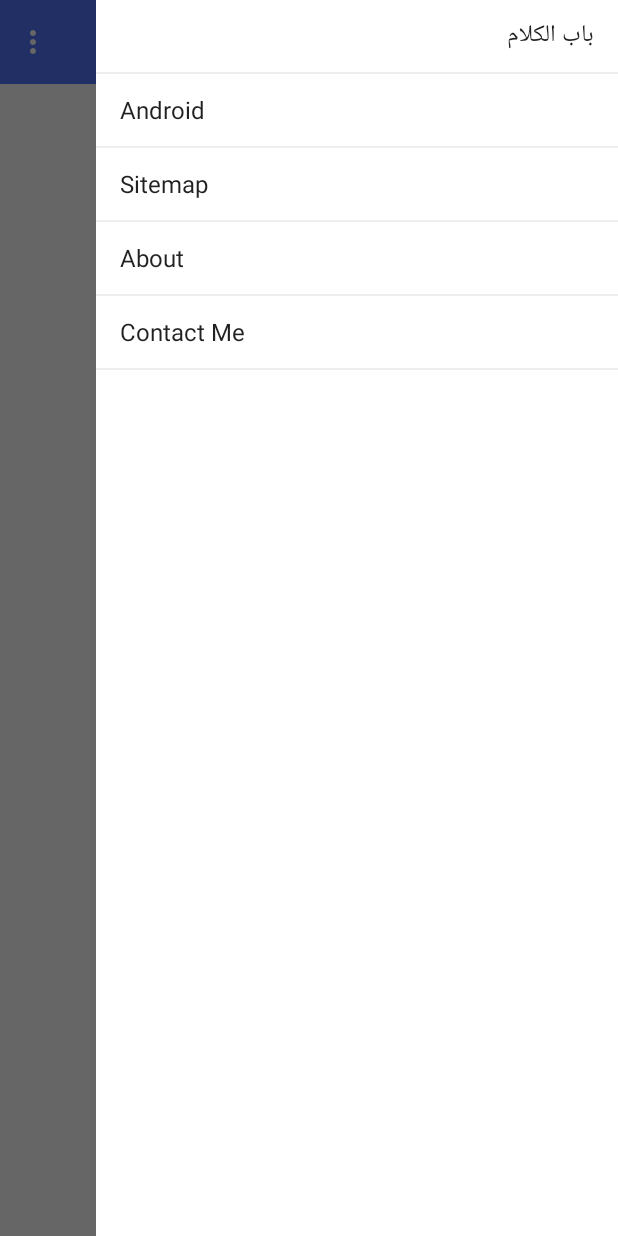
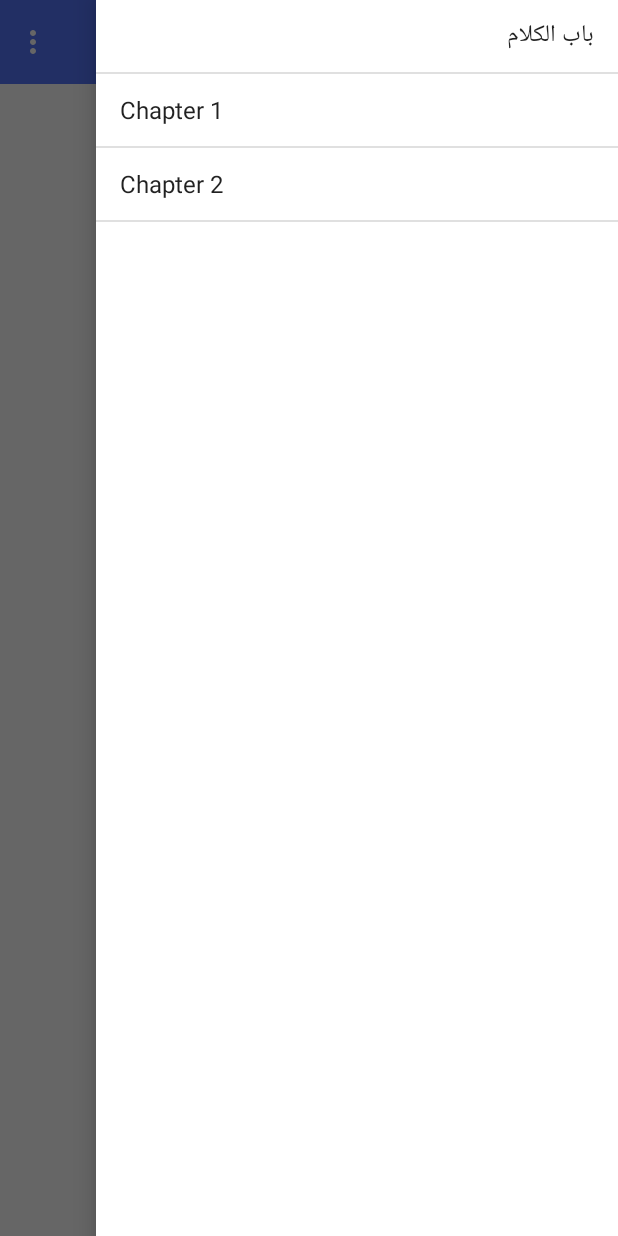
Before and after one commit to khalid-hussain/MatnAjrumiyyah, an Android app: the screen it shows after launch (MainActivity before the commit, ReaderActivity after it), with the side drawer open, on a phone screen of 412 x 824 dp. Run offline under Robolectric (Android 15) with nearby library versions, the phone set to English and light mode, and no system bars.

Commit message:
Added basic functionality

```diff
--- a/app/src/main/AndroidManifest.xml
+++ b/app/src/main/AndroidManifest.xml
@@ -1,16 +1,16 @@
 <?xml version="1.0" encoding="utf-8"?>
 <manifest xmlns:android="http://schemas.android.com/apk/res/android"
-    package="com.khalid.ajru" >
+    package="com.khalid.ajru">
 
     <application
         android:allowBackup="true"
         android:supportsRtl="true"
         android:icon="@mipmap/ic_launcher"
         android:label="@string/app_name"
-        android:theme="@style/AppTheme" >
+        android:theme="@style/AppTheme">
         <activity
-            android:name=".MainActivity"
-            android:label="@string/app_name" >
+            android:name=".ReaderActivity"
+            android:label="@string/app_name">
             <intent-filter>
                 <action android:name="android.intent.action.MAIN" />
 
--- /dev/null
+++ b/app/src/main/java/com/khalid/ajru/Model/Book.java
@@ -0,0 +1,59 @@
+package com.khalid.ajru.Model;
+
+import android.content.Context;
+
+import org.json.JSONArray;
+import org.json.JSONException;
+import org.json.JSONObject;
+
+import java.io.IOException;
+import java.io.InputStream;
+import java.util.ArrayList;
+
+/**
+ * Created by theB75 on 09-Mar-15.
+ */
+public class Book {
+    String title;
+    ArrayList<Chapter> chapterList;
+
+    public Book() {
+    }
+
+    public void setBook(Context context, String bookDir) {
+        String jsonString = null;
+        try {
+            InputStream inputStream = context.getAssets().open(bookDir + "/book.json");
+            int size = inputStream.available();
+            byte[] buffer = new byte[size];
+
+            inputStream.read(buffer);
+            inputStream.close();
+
+            jsonString = new String(buffer, "UTF-8");
+
+            JSONObject jsonObject = new JSONObject(jsonString);
+            JSONArray tableOfContent = jsonObject.getJSONArray("table_of_content");
+
+            chapterList = new ArrayList<Chapter>();
+
+            for (int i = 0; i < tableOfContent.length(); i++) {
+                JSONObject jsonChapter = (JSONObject) tableOfContent.get(i);
+                String chapterTitle = jsonChapter.getString("chapter_title");
+                String href = jsonChapter.getString("href");
+
+                Chapter chapter = new Chapter(chapterTitle, href);
+                chapterList.add(chapter);
+            }
+
+        } catch (IOException ex) {
+            ex.printStackTrace();
+        } catch (JSONException e) {
+            e.printStackTrace();
+        }
+    }
+
+    public ArrayList<Chapter> getChapterList() {
+        return chapterList;
+    }
+}
--- /dev/null
+++ b/app/src/main/java/com/khalid/ajru/Model/Chapter.java
@@ -0,0 +1,38 @@
+package com.khalid.ajru.Model;
+
+/**
+ * Created by theB75 on 09-Mar-15.
+ */
+public class Chapter {
+    String chapterTitle;
+    String href;
+
+    public Chapter(){
+    }
+
+    public Chapter(String chapterTitle, String href) {
+        this.chapterTitle = chapterTitle;
+        this.href = href;
+    }
+
+    public String getChapterTitle() {
+        return chapterTitle;
+    }
+
+    public void setChapterTitle(String chapterTitle) {
+        this.chapterTitle = chapterTitle;
+    }
+
+    public String getHref() {
+        return href;
+    }
+
+    public void setHref(String href) {
+        this.href = href;
+    }
+
+    @Override
+    public String toString() {
+        return chapterTitle;
+    }
+}
--- a/app/src/main/java/com/khalid/ajru/MainActivity.java
+++ b/app/src/main/java/com/khalid/ajru/ReaderActivity.java
@@ -10,24 +10,42 @@ import android.support.v7.widget.Toolbar;
 import android.view.Menu;
 import android.view.MenuItem;
 import android.view.View;
+import android.webkit.WebView;
+import android.webkit.WebViewClient;
+import android.widget.AdapterView;
 import android.widget.ArrayAdapter;
 import android.widget.ListView;
+import android.widget.Toast;
 
-public class MainActivity extends ActionBarActivity {
+import com.khalid.ajru.Model.Book;
+import com.khalid.ajru.Model.Chapter;
+
+import java.util.ArrayList;
+
+public class ReaderActivity extends ActionBarActivity {
 
     private Toolbar toolbar;
     private DrawerLayout drawerLayout;
     private ActionBarDrawerToggle drawerToggle;
     private ListView leftDrawerList;
-    private ArrayAdapter<String> navigationDrawerAdapter;
-    private String[] leftSliderData = {"باب الكلام", "Android", "Sitemap", "About", "Contact Me"};
+    private ArrayAdapter<Chapter> navigationDrawerAdapter;
+    private ArrayList<Chapter> leftSliderData;
+    private WebView webView;
+    private Book book;
 
     @Override
     protected void onCreate(Bundle savedInstanceState) {
         super.onCreate(savedInstanceState);
         setContentView(R.layout.activity_main);
 
-        if(Build.VERSION.SDK_INT >= 17){
+        book = new Book();
+        book.setBook(this, "sample_book");
+        leftSliderData = book.getChapterList();
+        webView = (WebView) findViewById(R.id.webView);
+        webView.setWebViewClient(new WebViewClient());
+        webView.loadUrl("file:///android_asset/sample_book/foreword.html");
+
+        if (Build.VERSION.SDK_INT >= 17) {
             getWindow().getDecorView().setLayoutDirection(View.LAYOUT_DIRECTION_RTL);
         }
 
@@ -43,24 +61,29 @@ public class MainActivity extends ActionBarActivity {
         toolbar = (Toolbar) findViewById(R.id.toolbar);
         drawerLayout = (DrawerLayout) findViewById(R.id.drawerLayout);
         drawerLayout.setStatusBarBackgroundColor(getResources().getColor(R.color.colorPrimaryDark));
-        navigationDrawerAdapter = new ArrayAdapter<String>(MainActivity.this, android.R.layout.simple_list_item_1, leftSliderData);
+        navigationDrawerAdapter = new ArrayAdapter<>(ReaderActivity.this, android.R.layout.simple_list_item_1, leftSliderData);
         leftDrawerList.setAdapter(navigationDrawerAdapter);
+        leftDrawerList.setOnItemClickListener(new AdapterView.OnItemClickListener() {
+            @Override
+            public void onItemClick(AdapterView<?> parent, View view, int position, long id) {
+                String href = book.getChapterList().get(position).getHref();
+                Toast.makeText(getApplicationContext(), "Clicked me " + href, Toast.LENGTH_SHORT).show();
+                webView.loadUrl("file:///android_asset/sample_book/" + href);
+            }
+        });
     }
 
     private void initDrawer() {
-
         drawerToggle = new ActionBarDrawerToggle(this, drawerLayout, toolbar, R.string.drawer_open, R.string.drawer_close) {
 
             @Override
             public void onDrawerClosed(View drawerView) {
                 super.onDrawerClosed(drawerView);
-
             }
 
             @Override
             public void onDrawerOpened(View drawerView) {
                 super.onDrawerOpened(drawerView);
-
             }
         };
         drawerLayout.setDrawerListener(drawerToggle);
--- a/app/src/main/res/layout/activity_main.xml
+++ b/app/src/main/res/layout/activity_main.xml
@@ -5,37 +5,35 @@
     android:layout_height="match_parent">
 
     <!-- activity view -->
-    <RelativeLayout
+    <LinearLayout
         android:layout_width="match_parent"
         android:background="#fff"
-        android:layout_height="match_parent">
-
-        <TextView
-            android:layout_centerInParent="true"
-            android:layout_width="wrap_content"
-            android:textColor="#000"
-            android:text="Activity Content"
-            android:layout_height="wrap_content" />
+        android:layout_height="match_parent"
+        android:orientation="vertical">
 
         <include layout="@layout/toolbar" />
-    </RelativeLayout>
+
+        <WebView
+            android:id="@+id/webView"
+            android:background="@android:color/holo_blue_dark"
+            android:layout_width="match_parent"
+            android:layout_height="match_parent"></WebView>
+
+    </LinearLayout>
 
     <!-- navigation drawer -->
     <LinearLayout
         android:layout_gravity="left|start"
         android:layout_width="match_parent"
         android:fitsSystemWindows="true"
-        android:background="@android:color/transparent"
+        android:background="@android:color/white"
         android:layout_height="match_parent"
         android:orientation="vertical">
 
         <ListView
             android:id="@+id/left_drawer"
             android:layout_width="match_parent"
-            android:layout_height="match_parent"
-            android:divider="#eee"
-            android:background="#fff"
-            android:dividerHeight="1dp" />
+            android:layout_height="match_parent"></ListView>
     </LinearLayout>
 
 </android.support.v4.widget.DrawerLayout>
```
Also changed, not shown: app/src/main/assets/sample_book/book.json (added, +20 -0 lines), 3 other files.
